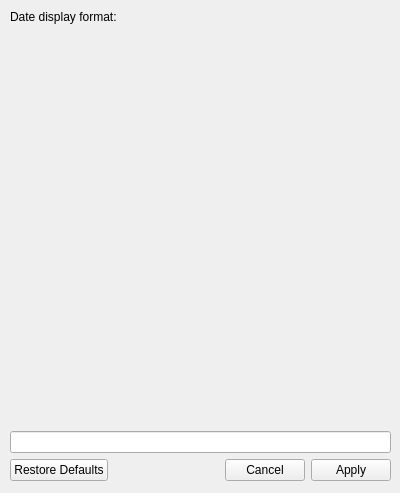
The window that settingswindow.ui (Ogaros/NoteKeeper) describes before a commit, drawn with Qt 5.
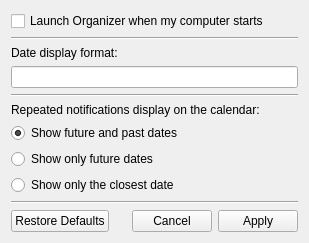
The same window after the commit. Icons and pictures are not drawn.

Commit message: Finished settings window ui

Diff of the .ui file:
```diff
--- a/settingswindow.ui
+++ b/settingswindow.ui
@@ -6,8 +6,8 @@
    <rect>
     <x>0</x>
     <y>0</y>
-    <width>400</width>
-    <height>493</height>
+    <width>309</width>
+    <height>224</height>
    </rect>
   </property>
   <property name="windowTitle">
@@ -17,19 +17,21 @@
    <iconset resource="resources.qrc">
     <normaloff>:/images/icon.tga</normaloff>:/images/icon.tga</iconset>
   </property>
-  <widget class="QWidget" name="verticalLayoutWidget">
-   <property name="geometry">
-    <rect>
-     <x>10</x>
-     <y>10</y>
-     <width>381</width>
-     <height>471</height>
-    </rect>
-   </property>
    <layout class="QVBoxLayout" name="verticalLayout">
-    <property name="sizeConstraint">
-     <enum>QLayout::SetMaximumSize</enum>
-    </property>
+   <item>
+    <widget class="QCheckBox" name="startupCheckBox">
+     <property name="text">
+      <string>Launch Organizer when my computer starts</string>
+     </property>
+    </widget>
+   </item>
+   <item>
+    <widget class="Line" name="line_3">
+     <property name="orientation">
+      <enum>Qt::Horizontal</enum>
+     </property>
+    </widget>
+   </item>
     <item>
      <widget class="QLabel" name="dateFormatLabel">
       <property name="sizePolicy">
@@ -53,7 +55,65 @@
      </widget>
     </item>
     <item>
-     <widget class="QLineEdit" name="dateFormatEdit"/>
+    <widget class="QLineEdit" name="dateFormatEdit">
+     <property name="alignment">
+      <set>Qt::AlignLeading|Qt::AlignLeft|Qt::AlignTop</set>
+     </property>
+    </widget>
+   </item>
+   <item>
+    <widget class="Line" name="line">
+     <property name="orientation">
+      <enum>Qt::Horizontal</enum>
+     </property>
+    </widget>
+   </item>
+   <item>
+    <widget class="QLabel" name="repeatedLabel">
+     <property name="text">
+      <string>Repeated notifications display on the calendar:</string>
+     </property>
+     <property name="scaledContents">
+      <bool>false</bool>
+     </property>
+     <property name="alignment">
+      <set>Qt::AlignLeading|Qt::AlignLeft|Qt::AlignTop</set>
+     </property>
+     <property name="wordWrap">
+      <bool>false</bool>
+     </property>
+    </widget>
+   </item>
+   <item>
+    <widget class="QRadioButton" name="repeatedShowAllRB">
+     <property name="text">
+      <string>Show future and past dates</string>
+     </property>
+     <property name="checked">
+      <bool>true</bool>
+     </property>
+    </widget>
+   </item>
+   <item>
+    <widget class="QRadioButton" name="repeatedShowFutureRB">
+     <property name="text">
+      <string>Show only future dates</string>
+     </property>
+    </widget>
+   </item>
+   <item>
+    <widget class="QRadioButton" name="repeatedShowClosestRB">
+     <property name="text">
+      <string>Show only the closest date</string>
+     </property>
+    </widget>
+   </item>
+   <item>
+    <widget class="Line" name="line_2">
+     <property name="orientation">
+      <enum>Qt::Horizontal</enum>
+     </property>
+    </widget>
     </item>
     <item>
      <widget class="QDialogButtonBox" name="buttonBox">
@@ -72,7 +132,6 @@
      </widget>
     </item>
    </layout>
-  </widget>
  </widget>
  <resources>
   <include location="resources.qrc"/>
```
Lines whose indentation alone changed are shown as unchanged.
